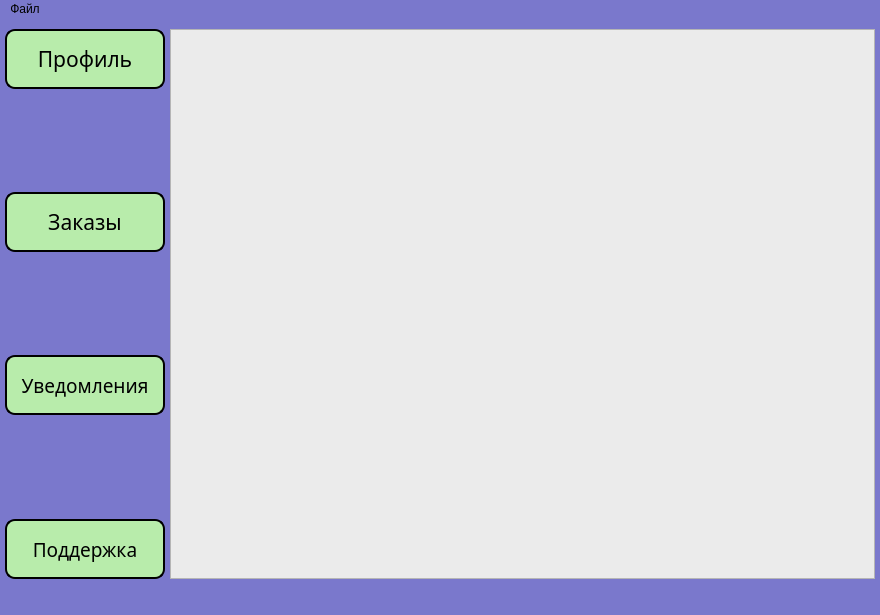
Above: client/ui/mainwindow.ui from ArchivedProje/bsbd before the change. Below: the same form after it.
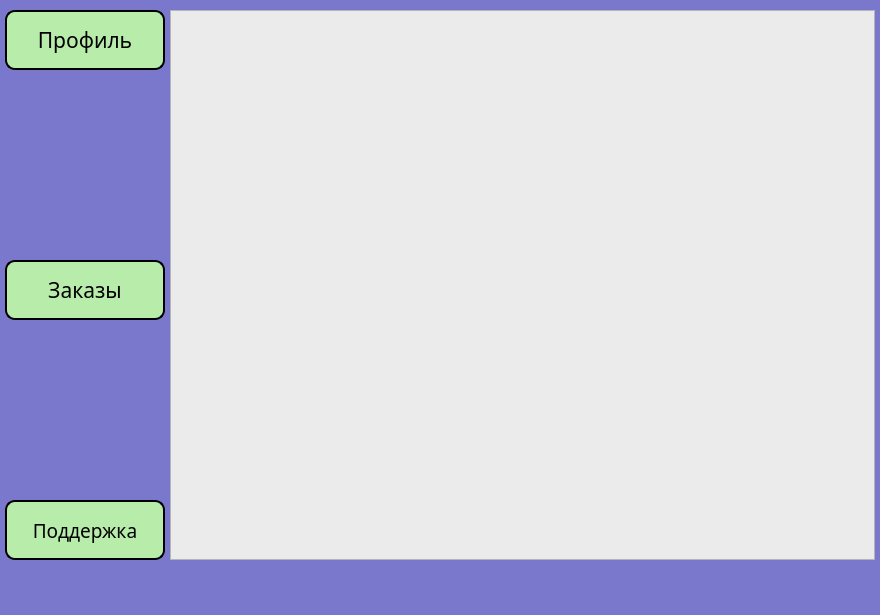
That is the form after the change.

```diff
--- a/client/ui/mainwindow.ui
+++ b/client/ui/mainwindow.ui
@@ -56,7 +56,7 @@
     <property name="geometry">
      <rect>
       <x>5</x>
-      <y>173</y>
+      <y>260</y>
       <width>160</width>
       <height>60</height>
      </rect>
@@ -79,33 +79,6 @@
      <bool>false</bool>
     </property>
    </widget>
-   <widget class="QPushButton" name="notifyBtn">
-    <property name="geometry">
-     <rect>
-      <x>5</x>
-      <y>336</y>
-      <width>160</width>
-      <height>60</height>
-     </rect>
-    </property>
-    <property name="font">
-     <font>
-      <family>Calibri Light</family>
-      <pointsize>14</pointsize>
-     </font>
-    </property>
-    <property name="styleSheet">
-     <string notr="true">border-radius: 10px;
-border: 2px solid black;
-background-color: rgb(184, 236, 171);</string>
-    </property>
-    <property name="text">
-     <string>Уведомления</string>
-    </property>
-    <property name="checkable">
-     <bool>false</bool>
-    </property>
-   </widget>
    <widget class="QPushButton" name="supportBtn">
     <property name="geometry">
      <rect>
@@ -173,13 +146,6 @@
      <height>26</height>
     </rect>
    </property>
-   <widget class="QMenu" name="menu">
-    <property name="title">
-     <string>Файл</string>
-    </property>
-    <addaction name="action"/>
-   </widget>
-   <addaction name="menu"/>
   </widget>
   <widget class="QStatusBar" name="statusbar"/>
   <action name="action">
```
Left out of the diff: 2 changed lines with no effect on the pictures.
